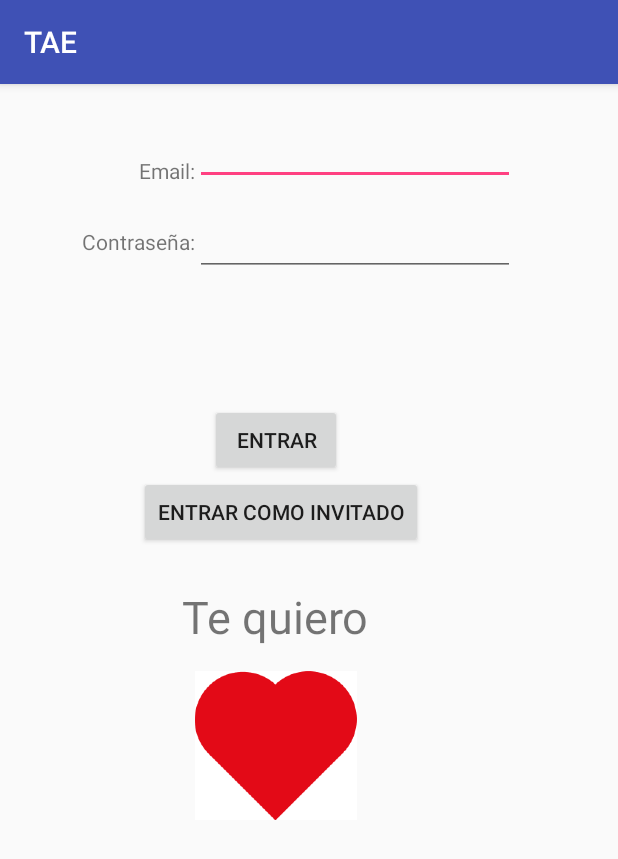
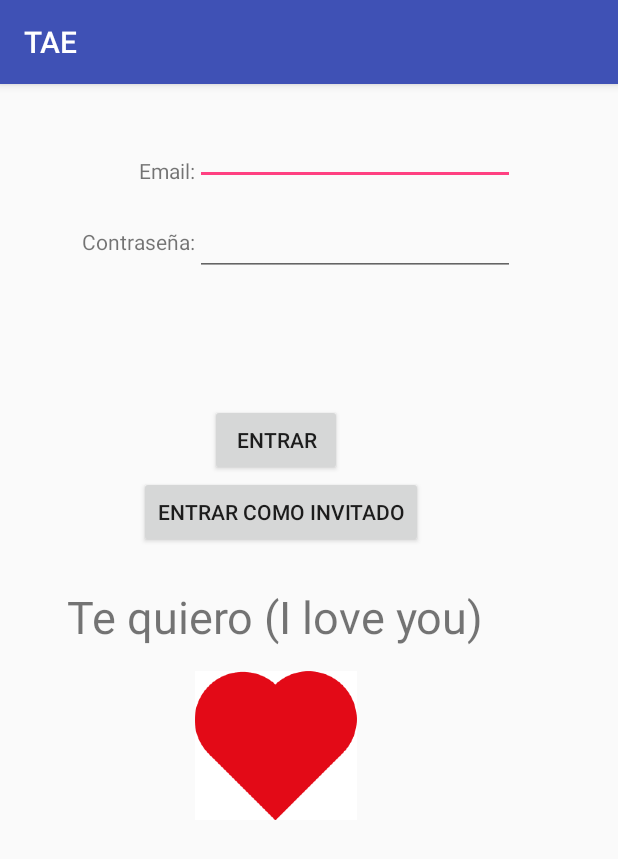
Before and after one commit to JessicaCaraballo/TAE_, an Android app: the screen it shows after launch (MainActivity), on a phone screen of 412 x 824 dp. Shown: the top 859 px of the screen. Run offline under Robolectric (Android 15) with nearby library versions, the phone set to English and light mode, and no system bars.

Commit message:
Cambio usuario para commit

```diff
--- a/app/src/main/res/layout/activity_main.xml
+++ b/app/src/main/res/layout/activity_main.xml
@@ -21,7 +21,7 @@
             android:layout_above="@+id/imageView"
             android:layout_centerHorizontal="true"
             android:layout_marginBottom="12dp"
-            android:text="Te quiero"
+            android:text="Te quiero (I love you)"
             android:textSize="30dp" />
 
         <ImageView
```
